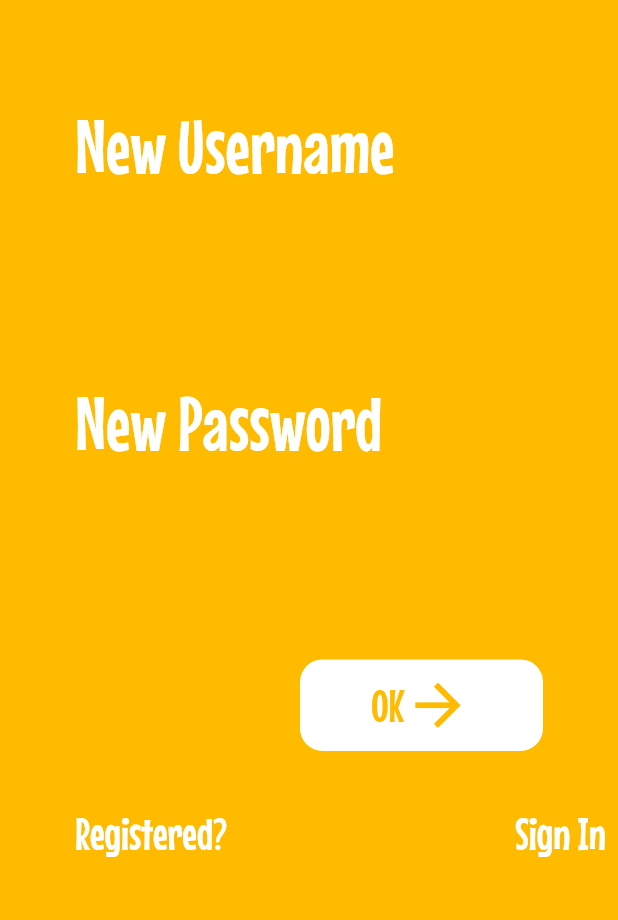
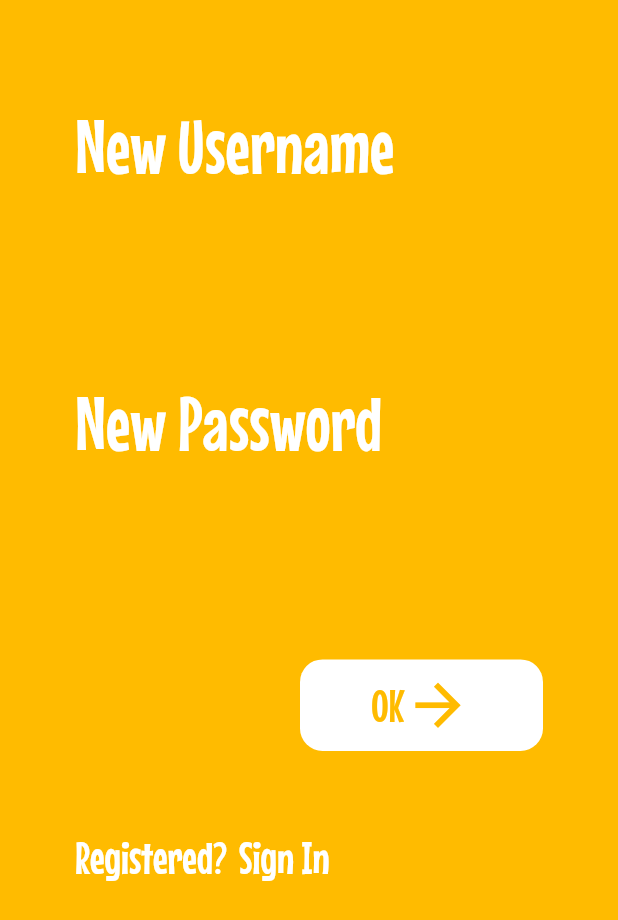
Before and after one commit to hongyu1738/plum_test, a Flutter app: the screen it shows after launch, after a tap on "Sign Up", on a phone screen of 412 x 824 dp. Shown: the top 920 px of the screen. Run offline on Flutter 3.47's test engine with Material 2 defaults, Android fonts, the phone set to English and light mode, and no system bars; drawn by our look-alikes of animated_background; our stand-ins replace animate_do, audioplayers, cloud_firestore, firebase_core, firebase_storage, flutter_icons and 10 more; missing offline and left inert: cool_ui, tflite; accounts and stored records are empty.

Commit message:
Reverted spacer change
- Reverted spacer change

```diff
--- a/lib/layout/login_view.dart
+++ b/lib/layout/login_view.dart
@@ -172,7 +172,7 @@ class _LoginViewState extends State<LoginView> with SingleTickerProviderStateMix
                 color: Colors.white,
               ),
             ),
-            Spacer(),
+            SizedBox(height: MediaQuery.of(context).size.width * 0.2),
             TextButton(
               onPressed: () {
                 player.play('click_pop.mp3');
--- a/lib/layout/register_view.dart
+++ b/lib/layout/register_view.dart
@@ -174,7 +174,7 @@ class _RegisterViewState extends State<RegisterView> with SingleTickerProviderSt
                 color: Colors.white,
               ),
             ),
-            Spacer(),
+            SizedBox(height: MediaQuery.of(context).size.width * 0.2),
             TextButton(
               onPressed: () {
                 player.play('click_pop.mp3');
```
